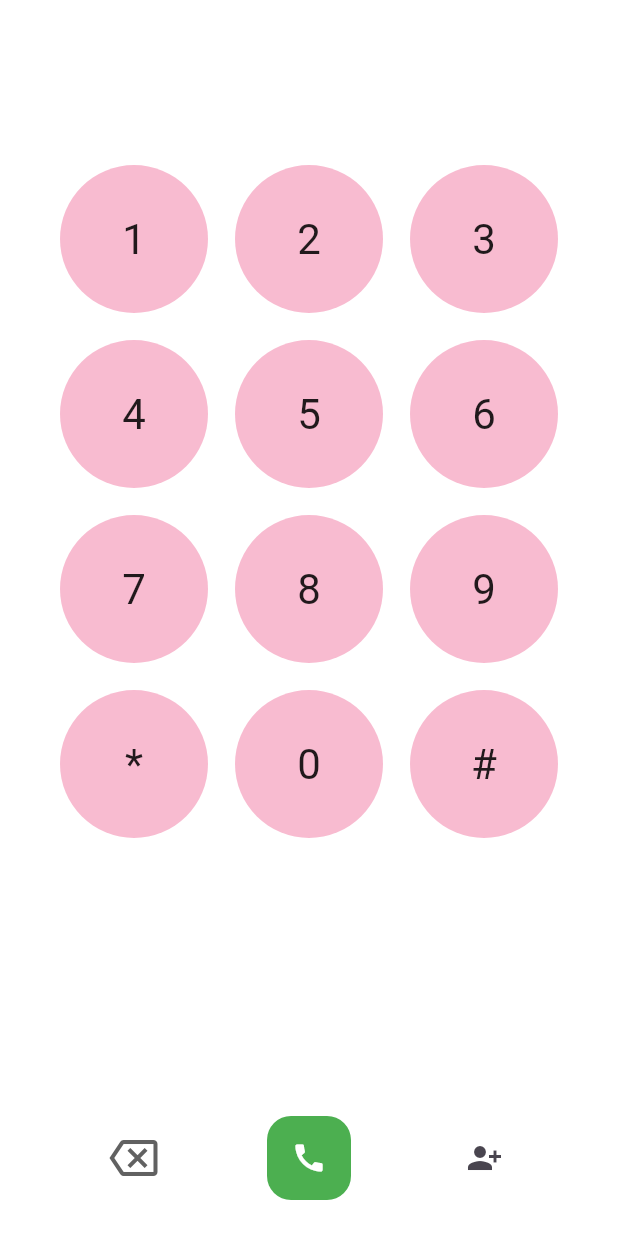
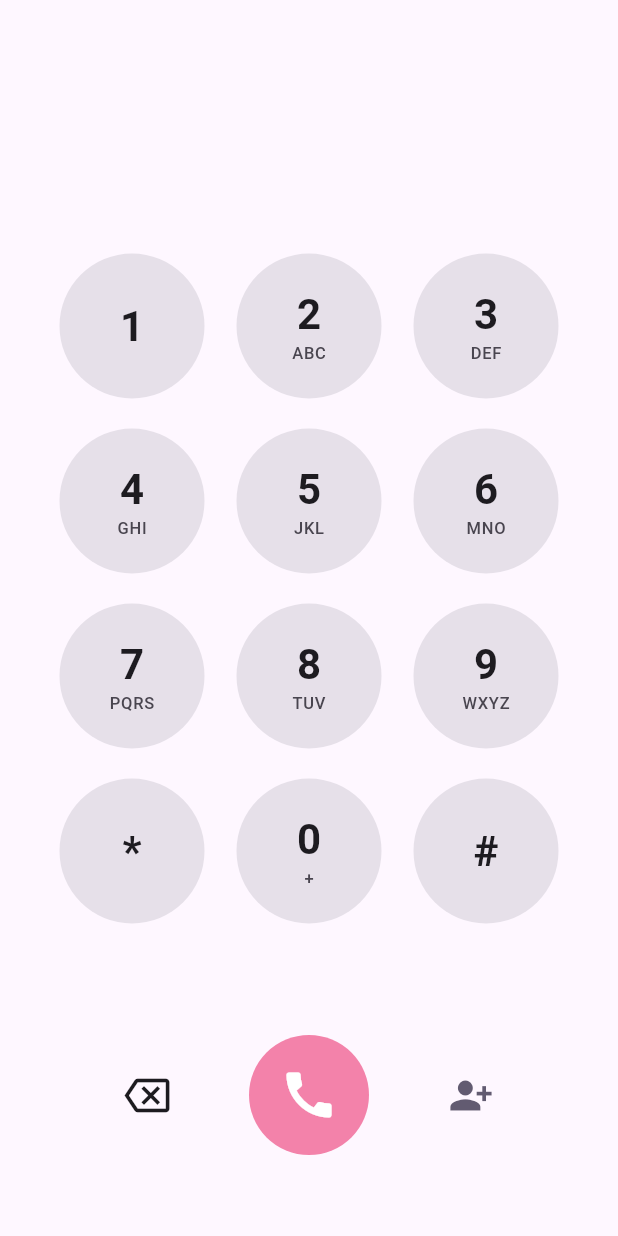
Before and after one commit to ctkqiang/ling_ling_app, a Flutter app: the DialerPage screen opened directly, on a phone screen of 412 x 824 dp. Run offline on Flutter 3.47's test engine with Material 3 defaults, Android fonts, the phone set to English and light mode, and no system bars; our stand-ins replace get, logger, lottie.

Commit message:
feat(拨号页面): 重构拨号页面UI并添加功能
- 使用主题颜色和Material 3设计规范重构拨号界面
- 添加长按0键输入+号的功能
- 为数字键添加字母标签显示
- 调整布局和间距提升视觉体验
- 将启动页跳转目标从首页改为拨号页
- 标记首页为废弃状态，计划后续重构

```diff
--- /dev/null
+++ b/lib/controller/database_controller.dart
@@ -0,0 +1,15 @@
+import 'package:get/get.dart';
+import 'package:ling_ling_app/core/linling_db.dart';
+
+class DatabaseController extends GetxController implements LingLingDb {
+  static DatabaseController get to => Get.put(DatabaseController.create());
+
+  DatabaseController._();
+  DatabaseController.create() : this._();
+
+  @override
+  Future<void> getUserCountryCode() {
+    // TODO: implement getUserCountryCode
+    throw UnimplementedError();
+  }
+}
--- a/lib/controller/dialer_controller.dart
+++ b/lib/controller/dialer_controller.dart
@@ -1,3 +1,4 @@
+import 'package:flutter/services.dart';
 import 'package:get/get.dart';
 import 'package:ling_ling_app/core/ling_ling_call_logic.dart';
 import 'package:ling_ling_app/models/contacts.dart';
@@ -11,7 +12,12 @@ class DialerController extends GetxController implements LingLingCallLogic {
   final RxString phoneNumber = ''.obs;
 
   void clear() => phoneNumber.value = '';
-  void append(String value) => phoneNumber.value += value;
+
+  void append(String value) {
+    phoneNumber.value += value;
+
+    HapticFeedback.lightImpact();
+  }
 
   void delete() {
     if (phoneNumber.value.isNotEmpty) {
--- /dev/null
+++ b/lib/core/linling_db.dart
@@ -0,0 +1,3 @@
+abstract class LingLingDb {
+  Future<void> getUserCountryCode();
+}
--- a/lib/presentation/app.dart
+++ b/lib/presentation/app.dart
@@ -19,6 +19,7 @@ class _LingLingAppState extends State<LingLingApp> {
       key: Key("$appName:main"),
       title: widget.appName,
       theme: ThemeData(
+        primaryColor: Colors.pink.shade300,
         appBarTheme: AppBarTheme(
           color: Colors.pink.shade100,
           elevation: 0.0,
--- a/lib/presentation/pages/fragments/dialer_page.dart
+++ b/lib/presentation/pages/fragments/dialer_page.dart
@@ -3,7 +3,7 @@ import 'package:get/get.dart';
 import 'package:ling_ling_app/controller/dialer_controller.dart';
 
 class DialerPage extends StatefulWidget {
-  const DialerPage({Key? key}) : super(key: key);
+  const DialerPage({super.key});
 
   @override
   State<DialerPage> createState() => _DialerPageState();
@@ -12,18 +12,34 @@ class DialerPage extends StatefulWidget {
 class _DialerPageState extends State<DialerPage> {
   final dialerController = DialerController.to;
 
-  Widget _buildKey(String value) {
-    return GestureDetector(
-      onTap: () => dialerController.append(value),
+  Widget _buildKey(String digit, [String? letters]) {
+    return InkResponse(
+      onTapDown: (_) => dialerController.append(digit),
+      onLongPress: () => (digit == '0') ? dialerController.append('+') : null,
       child: Container(
-        alignment: Alignment.center,
         decoration: BoxDecoration(
           shape: BoxShape.circle,
-          color: Colors.pink.shade100,
+          color: Theme.of(context).colorScheme.surfaceContainerHighest,
         ),
-        child: Text(
-          value,
-          style: const TextStyle(fontSize: 28, color: Colors.black87),
+        alignment: Alignment.center,
+        child: Column(
+          mainAxisAlignment: MainAxisAlignment.center,
+          children: [
+            Text(
+              digit,
+              style: Theme.of(context).textTheme.headlineMedium?.copyWith(
+                fontWeight: FontWeight.bold,
+                color: Theme.of(context).colorScheme.onSurface,
+              ),
+            ),
+            if (letters != null)
+              Text(
+                letters,
+                style: Theme.of(context).textTheme.labelSmall?.copyWith(
+                  color: Theme.of(context).colorScheme.onSurfaceVariant,
+                ),
+              ),
+          ],
         ),
       ),
     );
@@ -31,69 +47,94 @@ class _DialerPageState extends State<DialerPage> {
 
   @override
   Widget build(BuildContext context) {
-    final bool isDark = Theme.of(context).brightness == Brightness.dark;
-
     return Scaffold(
-      backgroundColor: isDark ? Colors.black : Colors.white,
+      backgroundColor: Theme.of(context).colorScheme.surface,
       body: SafeArea(
+        child: Padding(
+          padding: const EdgeInsets.symmetric(horizontal: 30, vertical: 30),
           child: Column(
             children: [
-            const SizedBox(height: 30),
+              const SizedBox(height: 60),
               Obx(
-              () => Text(
+                () => Center(
+                  child: Text(
                     dialerController.phoneNumber.value,
-                style: TextStyle(
-                  fontSize: 35,
+                    textAlign: TextAlign.center,
+                    maxLines: 1,
+                    selectionColor: Theme.of(context).colorScheme.primary,
+                    softWrap: true,
+                    overflow: TextOverflow.ellipsis,
+                    style: Theme.of(context).textTheme.displaySmall?.copyWith(
+                      color: Theme.of(context).colorScheme.onSurface,
                       fontWeight: FontWeight.bold,
-                  color: isDark ? Colors.white : Colors.black,
+                      overflow: TextOverflow.ellipsis,
+                      letterSpacing: 1.5,
                     ),
                   ),
                 ),
-            const SizedBox(height: 30),
+              ),
+              const SizedBox(height: 35),
               Expanded(
-              child: GridView.count(
+                child: GridView(
+                  shrinkWrap: true,
+                  physics: const NeverScrollableScrollPhysics(),
+                  gridDelegate: const SliverGridDelegateWithFixedCrossAxisCount(
                     crossAxisCount: 3,
-                padding: const EdgeInsets.symmetric(horizontal: 40),
-                mainAxisSpacing: 18,
-                crossAxisSpacing: 18,
-                childAspectRatio: 1,
+                    mainAxisSpacing: 20,
+                    crossAxisSpacing: 2,
+                    childAspectRatio: 1.2,
+                  ),
                   children: [
-                  ...[
-                    '1',
-                    '2',
-                    '3',
-                    '4',
-                    '5',
-                    '6',
-                    '7',
-                    '8',
-                    '9',
-                    '*',
-                    '0',
-                    '#',
-                  ].map(_buildKey),
+                    _buildKey('1'),
+                    _buildKey('2', 'ABC'),
+                    _buildKey('3', 'DEF'),
+                    _buildKey('4', 'GHI'),
+                    _buildKey('5', 'JKL'),
+                    _buildKey('6', 'MNO'),
+                    _buildKey('7', 'PQRS'),
+                    _buildKey('8', 'TUV'),
+                    _buildKey('9', 'WXYZ'),
+                    _buildKey('*'),
+                    _buildKey('0', '+'),
+                    _buildKey('#'),
                   ],
                 ),
               ),
+              const SizedBox(height: 30),
               Row(
                 mainAxisAlignment: MainAxisAlignment.spaceEvenly,
                 children: [
                   IconButton(
                     icon: const Icon(Icons.backspace_outlined),
-                  color: Colors.grey.shade700,
-                  iconSize: 32,
+                    color: Theme.of(context).colorScheme.onSurface,
+                    iconSize: 30,
                     onPressed: dialerController.delete,
+                    tooltip: '删除',
                   ),
-                FloatingActionButton(
+                  Container(
+                    width: 80,
+                    height: 80,
+                    decoration: BoxDecoration(
+                      color: Theme.of(context).primaryColor.withAlpha(200),
+                      shape: BoxShape.circle,
+                    ),
+                    child: IconButton(
                       onPressed: dialerController.call,
-                  backgroundColor: Colors.green,
-                  elevation: 0.0,
+                      color: Theme.of(context).colorScheme.primary,
 
-                  child: const Icon(Icons.call, color: Colors.white),
+                      icon: const Icon(
+                        Icons.call,
+                        color: Colors.white,
+                        size: 40,
+                      ),
+                    ),
                   ),
                   IconButton(
                     icon: const Icon(Icons.person_add_alt_1),
-                  onPressed: () => dialerController.saveContact,
+                    color: Theme.of(context).colorScheme.secondary,
+                    iconSize: 30,
+                    onPressed: () {},
+                    tooltip: '添加联系人',
                   ),
                 ],
               ),
@@ -101,6 +142,7 @@ class _DialerPageState extends State<DialerPage> {
             ],
           ),
         ),
+      ),
     );
   }
 }
--- a/lib/presentation/pages/home_page.dart
+++ b/lib/presentation/pages/home_page.dart
@@ -2,6 +2,7 @@ import 'package:flutter/material.dart';
 import 'package:ling_ling_app/presentation/components/bottom_nav_bar.dart';
 import 'package:ling_ling_app/presentation/pages/fragments/dialer_page.dart';
 
+@Deprecated("废弃，后续重构为使用Navigator进行页面跳转")
 class HomePage extends StatefulWidget {
   const HomePage({super.key});
 
--- a/lib/presentation/pages/spalsh.dart
+++ b/lib/presentation/pages/spalsh.dart
@@ -1,5 +1,6 @@
 import 'package:flutter/material.dart';
 import 'package:get/get.dart';
+import 'package:ling_ling_app/presentation/pages/fragments/dialer_page.dart';
 import 'package:ling_ling_app/presentation/pages/home_page.dart';
 import 'package:lottie/lottie.dart';
 
@@ -17,7 +18,7 @@ class _SplashPageState extends State<SplashPage> {
     super.initState();
 
     Future.delayed(Duration(seconds: widget.duration), () {
-      if (super.mounted) Get.to(() => const HomePage());
+      if (super.mounted) Get.to(() => const DialerPage());
     });
   }
 
```
Lines whose indentation alone changed are shown as unchanged.
